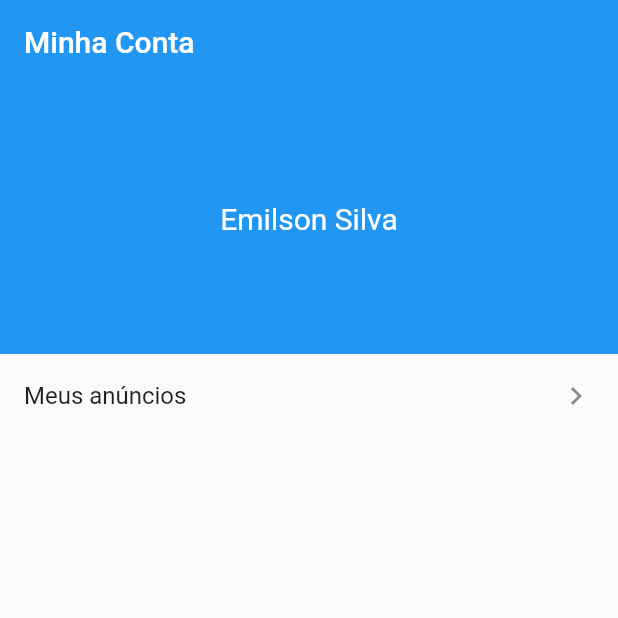
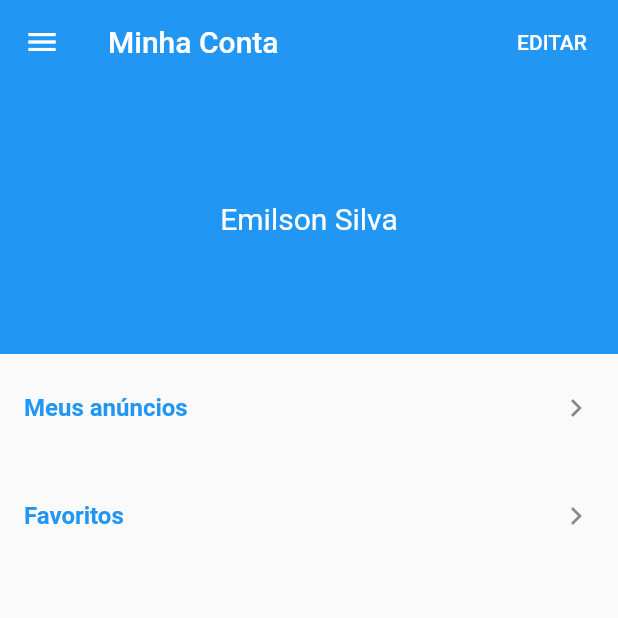
Before and after one commit to emilson-silva/xlo_flutter, a Flutter app: the screen it shows after launch, swiped to page 5, on a phone screen of 412 x 824 dp, the top half of it. Run offline on Flutter 3.47's test engine with Material 2 defaults, Android fonts, the phone set to English and light mode, and no system bars; our stand-ins replace brasil_fields, carousel_pro, dio, image_picker, rxdart.

```diff
--- a/lib/models/user.dart
+++ b/lib/models/user.dart
@@ -1,11 +1,17 @@
+enum UserType { PARTICULAR, PROFESSIONAL }
+
 class User {
   User({
     this.name,
     this.email,
     this.password,
+    this.phone,
   });
 
   String name;
   String email;
   String password;
+
+  String phone;
+  UserType userType = UserType.PARTICULAR;
 }
--- a/lib/screens/account/account_screen.dart
+++ b/lib/screens/account/account_screen.dart
@@ -1,4 +1,6 @@
 import 'package:flutter/material.dart';
+import 'package:xlo/common/custom_drawer/custom_drawer.dart';
+import 'package:xlo/screens/editAccount/edit_account_screen.dart';
 
 class AccountScreen extends StatelessWidget {
   @override
@@ -9,7 +11,18 @@ class AccountScreen extends StatelessWidget {
         title: Text(
           'Minha Conta',
         ),
+        actions: <Widget>[
+          FlatButton(
+            child: Text('EDITAR'),
+            textColor: Colors.white,
+            onPressed: () {
+              Navigator.of(context).push(
+                  MaterialPageRoute(builder: (context) => EditAccountScreen()));
+            },
+          )
+        ],
       ),
+      drawer: CustomDrawer(),
       body: Column(
         crossAxisAlignment: CrossAxisAlignment.stretch,
         children: [
@@ -28,7 +41,32 @@ class AccountScreen extends StatelessWidget {
             ),
           ),
           ListTile(
-            title: Text('Meus anúncios'),
+            title: Text(
+              'Meus anúncios',
+              style: TextStyle(
+                color: Colors.blue,
+                fontWeight: FontWeight.w600,
+              ),
+            ),
+            contentPadding: EdgeInsets.symmetric(
+              vertical: 8.0,
+              horizontal: 16.0,
+            ),
+            trailing: Icon(Icons.keyboard_arrow_right),
+            onTap: () {},
+          ),
+          ListTile(
+            title: Text(
+              'Favoritos',
+              style: TextStyle(
+                color: Colors.blue,
+                fontWeight: FontWeight.w600,
+              ),
+            ),
+            contentPadding: EdgeInsets.symmetric(
+              vertical: 8.0,
+              horizontal: 16.0,
+            ),
             trailing: Icon(Icons.keyboard_arrow_right),
             onTap: () {},
           )
```
Also changed, not shown: lib/screens/editAccount/edit_account_screen.dart (added, +86 -0 lines), lib/screens/editAccount/widget/user_type_widget.dart (added, +56 -0 lines).
